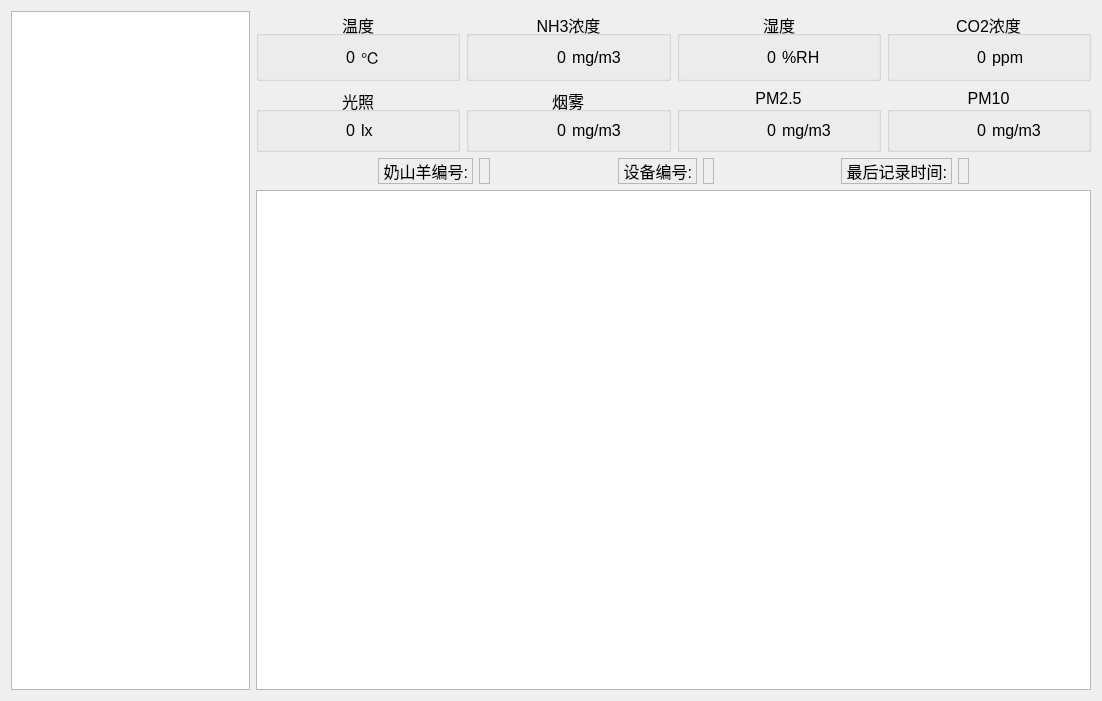
po-ppy/NewGoat, file Goat/informationform.ui: the form before one commit.
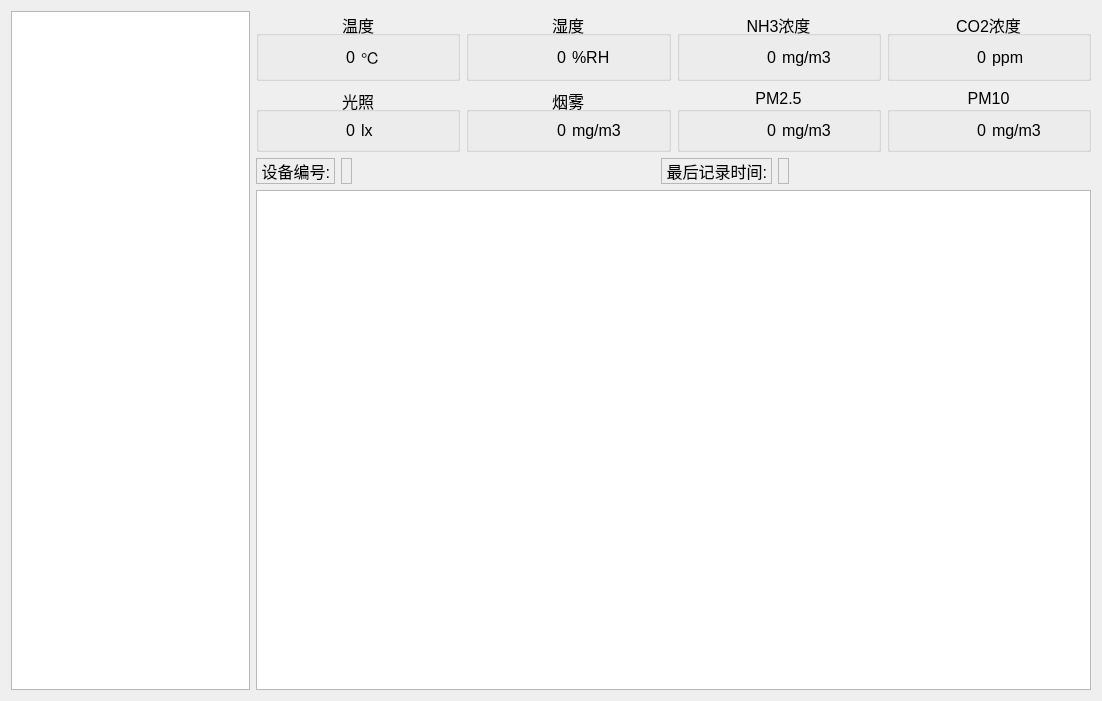
The form after the commit.

Commit message: 修改环境数据表现形式

Diff of the .ui file:
```diff
--- a/Goat/informationform.ui
+++ b/Goat/informationform.ui
@@ -65,39 +65,6 @@
            </layout>
           </widget>
          </item>
-         <item>
-          <widget class="QGroupBox" name="groupBox_4">
-           <property name="title">
-            <string>NH3浓度</string>
-           </property>
-           <property name="alignment">
-            <set>Qt::AlignCenter</set>
-           </property>
-           <layout class="QVBoxLayout" name="verticalLayout_4">
-            <item>
-             <layout class="QHBoxLayout" name="horizontalLayout_4">
-              <item>
-               <widget class="QLabel" name="anqiLabel">
-                <property name="text">
-                 <string>0</string>
-                </property>
-                <property name="alignment">
-                 <set>Qt::AlignRight|Qt::AlignTrailing|Qt::AlignVCenter</set>
-                </property>
-               </widget>
-              </item>
-              <item>
-               <widget class="QLabel" name="label_5">
-                <property name="text">
-                 <string>mg/m3</string>
-                </property>
-               </widget>
-              </item>
-             </layout>
-            </item>
-           </layout>
-          </widget>
-         </item>
          <item>
           <widget class="QGroupBox" name="groupBox_2">
            <property name="layoutDirection">
@@ -140,6 +107,39 @@
            </layout>
           </widget>
          </item>
+         <item>
+          <widget class="QGroupBox" name="groupBox_4">
+           <property name="title">
+            <string>NH3浓度</string>
+           </property>
+           <property name="alignment">
+            <set>Qt::AlignCenter</set>
+           </property>
+           <layout class="QVBoxLayout" name="verticalLayout_4">
+            <item>
+             <layout class="QHBoxLayout" name="horizontalLayout_4">
+              <item>
+               <widget class="QLabel" name="anqiLabel">
+                <property name="text">
+                 <string>0</string>
+                </property>
+                <property name="alignment">
+                 <set>Qt::AlignRight|Qt::AlignTrailing|Qt::AlignVCenter</set>
+                </property>
+               </widget>
+              </item>
+              <item>
+               <widget class="QLabel" name="label_5">
+                <property name="text">
+                 <string>mg/m3</string>
+                </property>
+               </widget>
+              </item>
+             </layout>
+            </item>
+           </layout>
+          </widget>
+         </item>
          <item>
           <widget class="QGroupBox" name="groupBox_3">
            <property name="title">
@@ -313,58 +313,6 @@
        </item>
        <item>
         <layout class="QHBoxLayout" name="horizontalLayout_7">
-         <item>
-          <spacer name="horizontalSpacer_3">
-           <property name="orientation">
-            <enum>Qt::Horizontal</enum>
-           </property>
-           <property name="sizeHint" stdset="0">
-            <size>
-             <width>40</width>
-             <height>20</height>
-            </size>
-           </property>
-          </spacer>
-         </item>
-         <item>
-          <widget class="QLabel" name="label">
-           <property name="frameShape">
-            <enum>QFrame::StyledPanel</enum>
-           </property>
-           <property name="text">
-            <string>奶山羊编号:</string>
-           </property>
-           <property name="alignment">
-            <set>Qt::AlignRight|Qt::AlignTrailing|Qt::AlignVCenter</set>
-           </property>
-          </widget>
-         </item>
-         <item>
-          <widget class="QLabel" name="goatIdLabel">
-           <property name="frameShape">
-            <enum>QFrame::StyledPanel</enum>
-           </property>
-           <property name="frameShadow">
-            <enum>QFrame::Plain</enum>
-           </property>
-           <property name="text">
-            <string/>
-           </property>
-          </widget>
-         </item>
-         <item>
-          <spacer name="horizontalSpacer">
-           <property name="orientation">
-            <enum>Qt::Horizontal</enum>
-           </property>
-           <property name="sizeHint" stdset="0">
-            <size>
-             <width>40</width>
-             <height>20</height>
-            </size>
-           </property>
-          </spacer>
-         </item>
          <item>
           <widget class="QLabel" name="label_7">
            <property name="frameShape">
```
Left out of the diff: 10 changed lines with no effect on the pictures. The commit also changes 2 other files.
